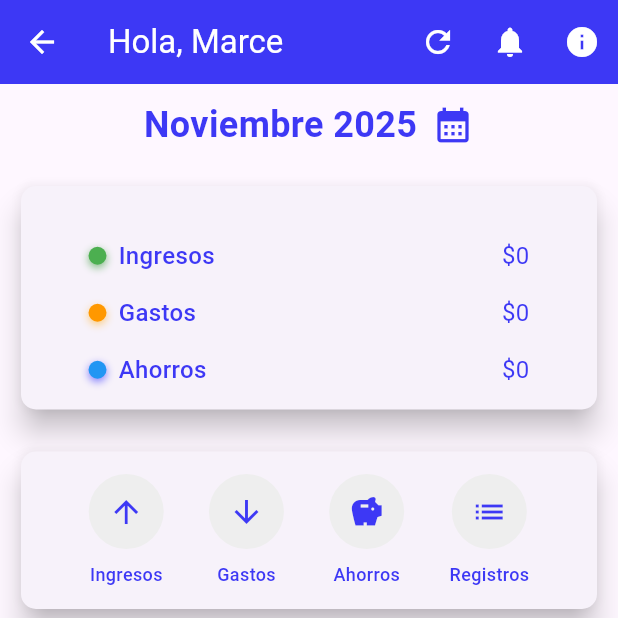
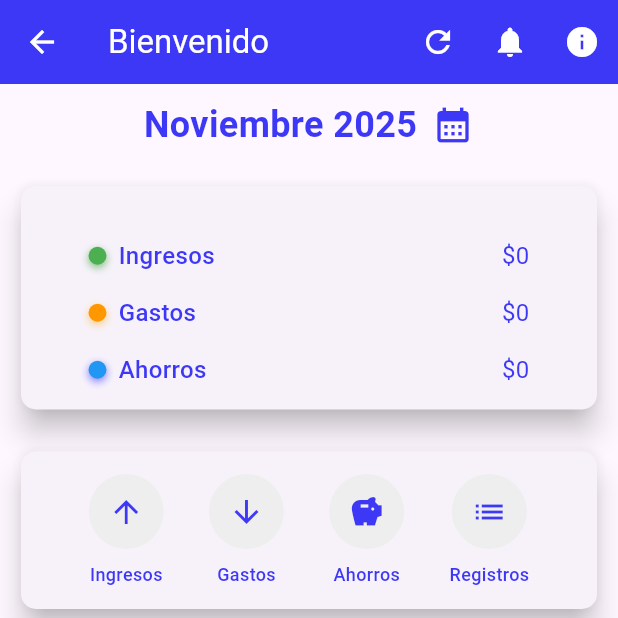
Before and after one commit to Marcee096/marnager, a Flutter app: the HomePage screen opened directly, on a phone screen of 412 x 824 dp, the top half of it. Run offline on Flutter 3.47's test engine with Material 3 defaults, Android fonts, the phone set to English and light mode, and no system bars; our stand-ins replace cloud_firestore, firebase_auth, firebase_core, fl_chart; accounts and stored records are empty.

Commit message:
ajuste de texto

```diff
--- a/lib/src/models/ingreso.dart
+++ b/lib/src/models/ingreso.dart
@@ -48,7 +48,7 @@ class Ingreso {
       subcategoria: map['subcategoria'] as String? ?? '',
       monto: montoDouble,
       fecha: (map['fecha'] as Timestamp).toDate(),
-      detalle: map['detalle'] as String?, // Agregar campo detalle
+      detalle: map['detalle'] as String?,
     );
   }
 
--- a/lib/src/pages/home_page.dart
+++ b/lib/src/pages/home_page.dart
@@ -344,7 +344,7 @@ class _HomePageState extends State<HomePage> {
 
     return Scaffold(
       appBar: AppBar(
-        title: const Text('Hola, Marce', style: TextStyle(color: Colors.white)),
+        title: const Text('Bienvenido', style: TextStyle(color: Colors.white)),
         backgroundColor: const Color.fromARGB(255, 61, 56, 245),
         iconTheme: const IconThemeData(color: Colors.white),
         actions: [
```
